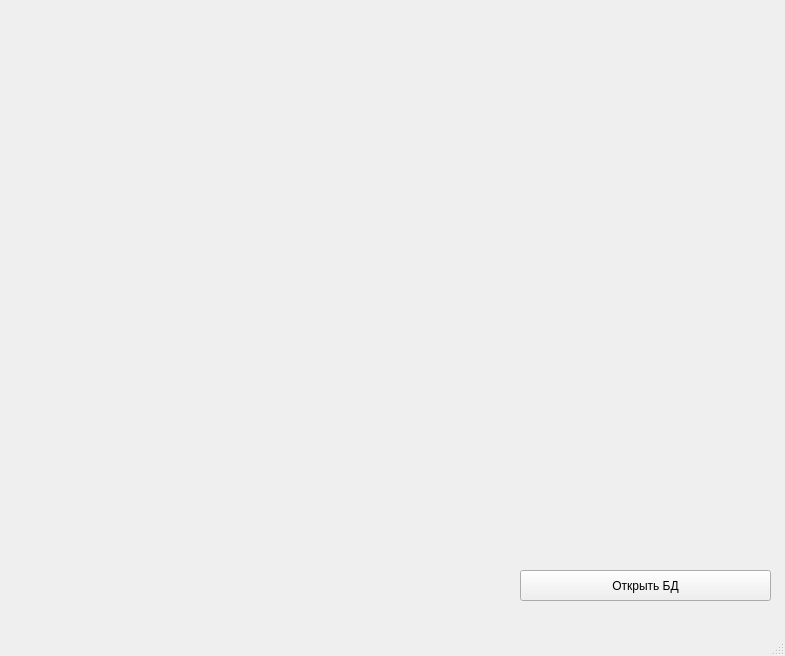
Old version of the form mainwindow.ui in the repository lzlaG/SQLITE_APP.
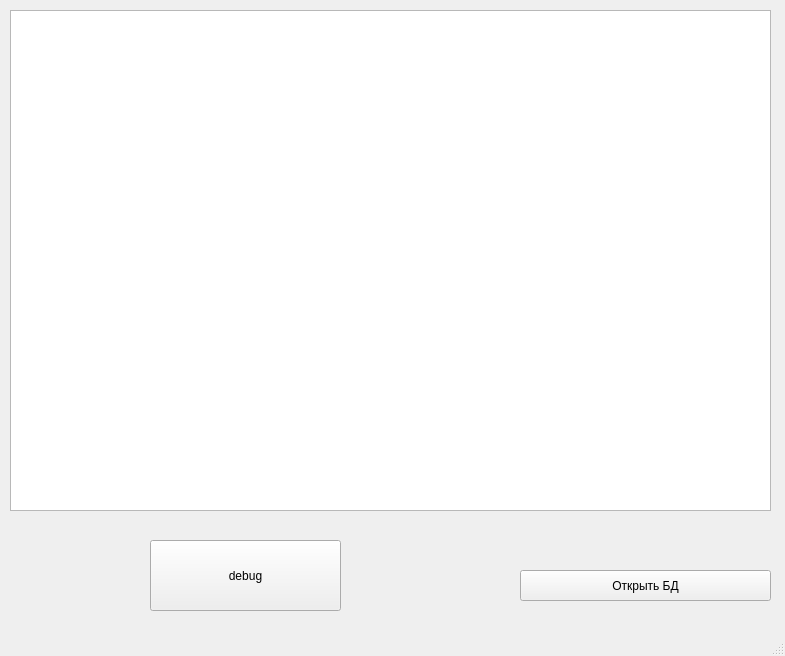
New version of the form.

```diff
--- a/mainwindow.ui
+++ b/mainwindow.ui
@@ -27,6 +27,29 @@
      <string>Открыть БД</string>
     </property>
    </widget>
+   <widget class="QPushButton" name="debug_button">
+    <property name="geometry">
+     <rect>
+      <x>150</x>
+      <y>540</y>
+      <width>191</width>
+      <height>71</height>
+     </rect>
+    </property>
+    <property name="text">
+     <string>debug</string>
+    </property>
+   </widget>
+   <widget class="QTreeView" name="treeView">
+    <property name="geometry">
+     <rect>
+      <x>10</x>
+      <y>10</y>
+      <width>761</width>
+      <height>501</height>
+     </rect>
+    </property>
+   </widget>
   </widget>
   <widget class="QMenuBar" name="menubar">
    <property name="geometry">
```
